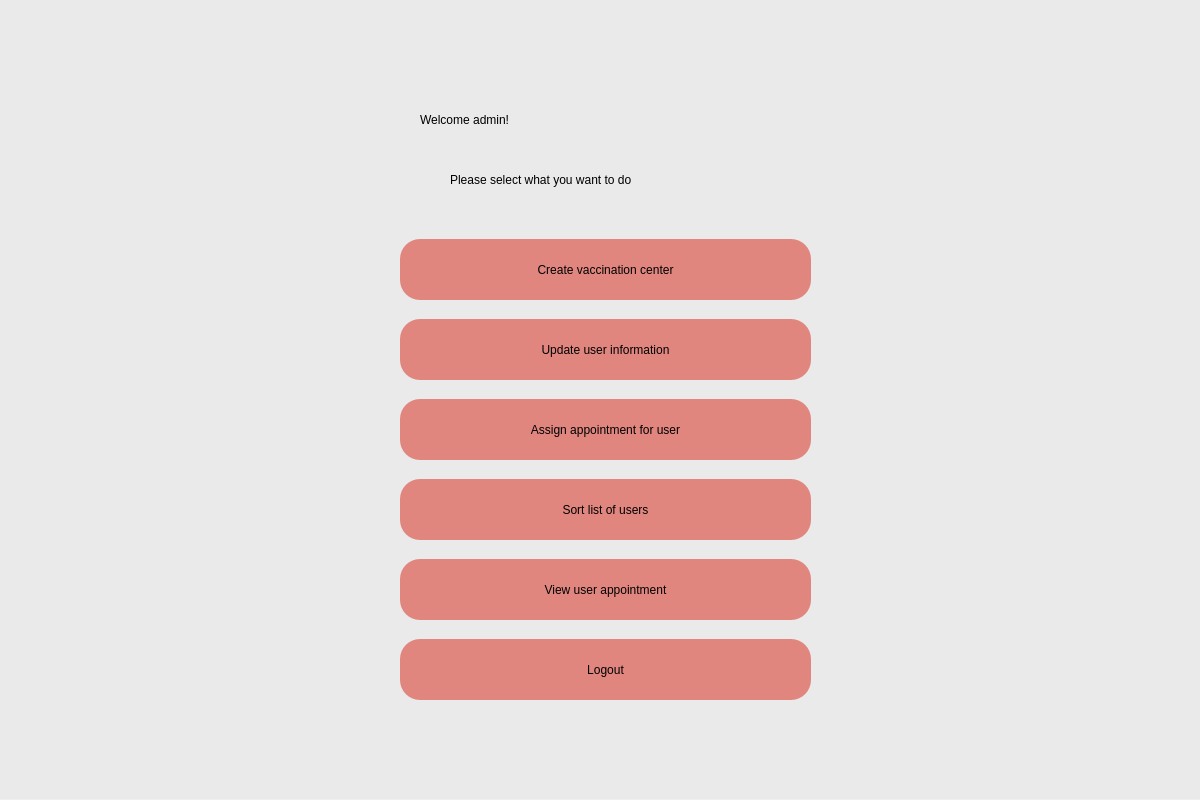
First picture: the form in 4admin_page.ui, repository Ajwaddo/pyqt5, before the edit.
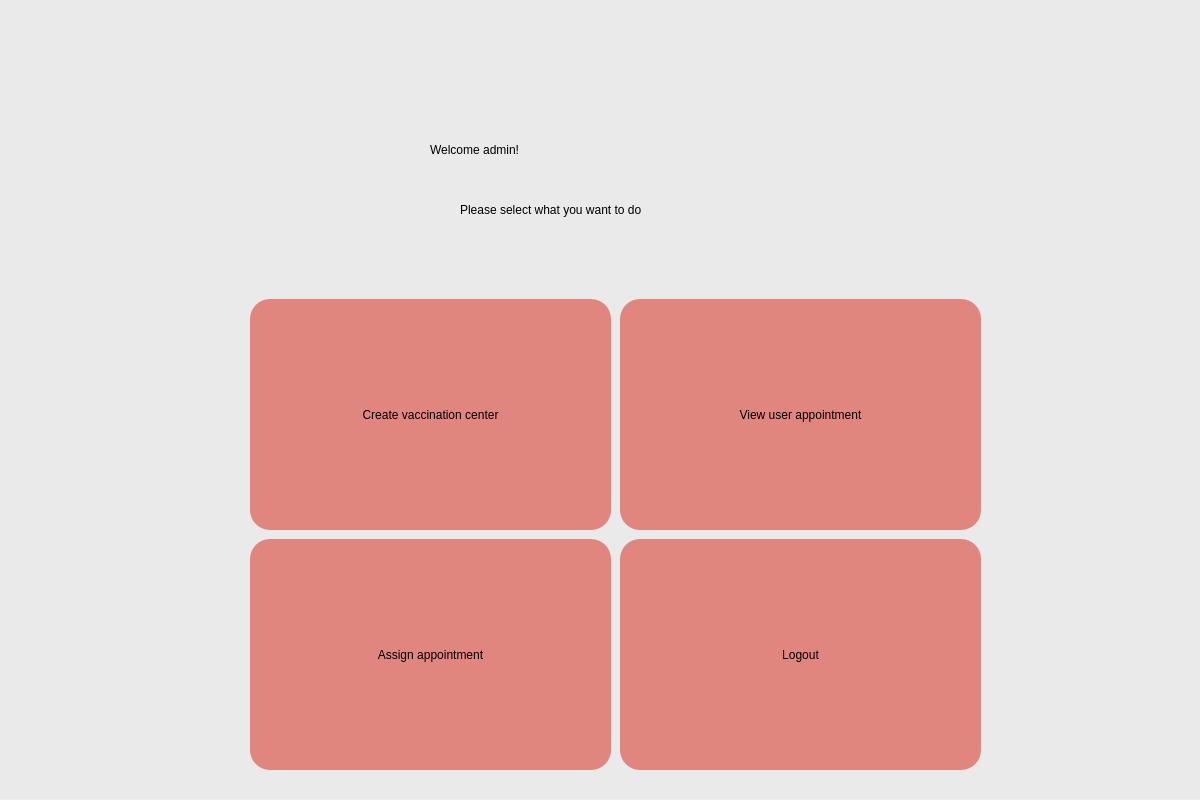
Second picture: the form after the edit.

```diff
--- a/4admin_page.ui
+++ b/4admin_page.ui
@@ -22,33 +22,37 @@
      <height>800</height>
     </rect>
    </property>
+   <property name="layoutDirection">
+    <enum>Qt::LeftToRight</enum>
+   </property>
    <property name="styleSheet">
     <string notr="true">QWidget#widget{
 background-color:rgb(234, 234, 234);}</string>
    </property>
-   <widget class="QLabel" name="label">
+   <widget class="QPushButton" name="view_appontment_button">
     <property name="geometry">
      <rect>
-      <x>420</x>
-      <y>80</y>
-      <width>371</width>
-      <height>81</height>
+      <x>620</x>
+      <y>300</y>
+      <width>361</width>
+      <height>231</height>
      </rect>
     </property>
     <property name="styleSheet">
-     <string notr="true">font: 32pt &quot;Calibri&quot;;color:black</string>
+     <string notr="true">border-radius:20px;background-color:rgb(225, 134, 127);
+font: 20pt &quot;Calibri&quot;;</string>
     </property>
     <property name="text">
-     <string>Welcome admin!</string>
+     <string>View user appointment</string>
     </property>
    </widget>
    <widget class="QPushButton" name="create_center_button">
     <property name="geometry">
      <rect>
-      <x>400</x>
-      <y>240</y>
-      <width>411</width>
-      <height>61</height>
+      <x>250</x>
+      <y>300</y>
+      <width>361</width>
+      <height>231</height>
      </rect>
     </property>
     <property name="styleSheet">
@@ -59,11 +63,44 @@
      <string>Create vaccination center</string>
     </property>
    </widget>
+   <widget class="QPushButton" name="logout_button">
+    <property name="geometry">
+     <rect>
+      <x>620</x>
+      <y>540</y>
+      <width>361</width>
+      <height>231</height>
+     </rect>
+    </property>
+    <property name="styleSheet">
+     <string notr="true">border-radius:20px;background-color:rgb(225, 134, 127);
+font: 20pt &quot;Calibri&quot;;</string>
+    </property>
+    <property name="text">
+     <string>Logout</string>
+    </property>
+   </widget>
+   <widget class="QLabel" name="label_appointment_status">
+    <property name="geometry">
+     <rect>
+      <x>420</x>
+      <y>210</y>
+      <width>401</width>
+      <height>41</height>
+     </rect>
+    </property>
+    <property name="styleSheet">
+     <string notr="true">font: 14pt &quot;Calibri&quot;;color:black</string>
+    </property>
+    <property name="text">
+     <string/>
+    </property>
+   </widget>
    <widget class="QLabel" name="label_2">
     <property name="geometry">
      <rect>
-      <x>450</x>
-      <y>170</y>
+      <x>460</x>
+      <y>200</y>
       <width>311</width>
       <height>21</height>
      </rect>
@@ -75,30 +112,29 @@
      <string>Please select what you want to do</string>
     </property>
    </widget>
-   <widget class="QPushButton" name="update_user_button">
+   <widget class="QLabel" name="label">
     <property name="geometry">
      <rect>
-      <x>400</x>
-      <y>320</y>
-      <width>411</width>
-      <height>61</height>
+      <x>430</x>
+      <y>110</y>
+      <width>371</width>
+      <height>81</height>
      </rect>
     </property>
     <property name="styleSheet">
-     <string notr="true">border-radius:20px;background-color:rgb(225, 134, 127);
-font: 20pt &quot;Calibri&quot;;</string>
+     <string notr="true">font: 32pt &quot;Calibri&quot;;color:black</string>
     </property>
     <property name="text">
-     <string>Update user information</string>
+     <string>Welcome admin!</string>
     </property>
    </widget>
-   <widget class="QPushButton" name="assign_appointment_button">
+   <widget class="QPushButton" name="button_assign_appointment">
     <property name="geometry">
      <rect>
-      <x>400</x>
-      <y>400</y>
-      <width>411</width>
-      <height>61</height>
+      <x>250</x>
+      <y>540</y>
+      <width>361</width>
+      <height>231</height>
      </rect>
     </property>
     <property name="styleSheet">
@@ -106,58 +142,7 @@
 font: 20pt &quot;Calibri&quot;;</string>
     </property>
     <property name="text">
-     <string>Assign appointment for user</string>
-    </property>
-   </widget>
-   <widget class="QPushButton" name="sort_list_button">
-    <property name="geometry">
-     <rect>
-      <x>400</x>
-      <y>480</y>
-      <width>411</width>
-      <height>61</height>
-     </rect>
-    </property>
-    <property name="styleSheet">
-     <string notr="true">border-radius:20px;background-color:rgb(225, 134, 127);
-font: 20pt &quot;Calibri&quot;;</string>
-    </property>
-    <property name="text">
-     <string>Sort list of users</string>
-    </property>
-   </widget>
-   <widget class="QPushButton" name="view_appontment_button">
-    <property name="geometry">
-     <rect>
-      <x>400</x>
-      <y>560</y>
-      <width>411</width>
-      <height>61</height>
-     </rect>
-    </property>
-    <property name="styleSheet">
-     <string notr="true">border-radius:20px;background-color:rgb(225, 134, 127);
-font: 20pt &quot;Calibri&quot;;</string>
-    </property>
-    <property name="text">
-     <string>View user appointment</string>
-    </property>
-   </widget>
-   <widget class="QPushButton" name="logout_button">
-    <property name="geometry">
-     <rect>
-      <x>400</x>
-      <y>640</y>
-      <width>411</width>
-      <height>61</height>
-     </rect>
-    </property>
-    <property name="styleSheet">
-     <string notr="true">border-radius:20px;background-color:rgb(225, 134, 127);
-font: 20pt &quot;Calibri&quot;;</string>
-    </property>
-    <property name="text">
-     <string>Logout</string>
+     <string>Assign appointment</string>
     </property>
    </widget>
   </widget>
```
